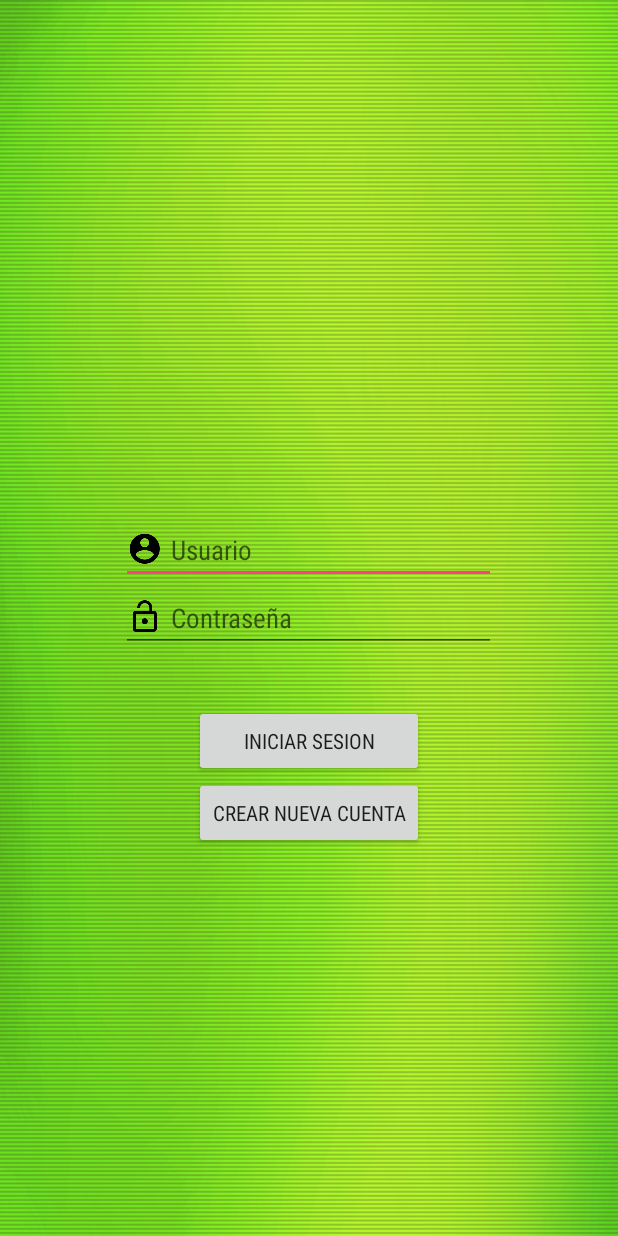
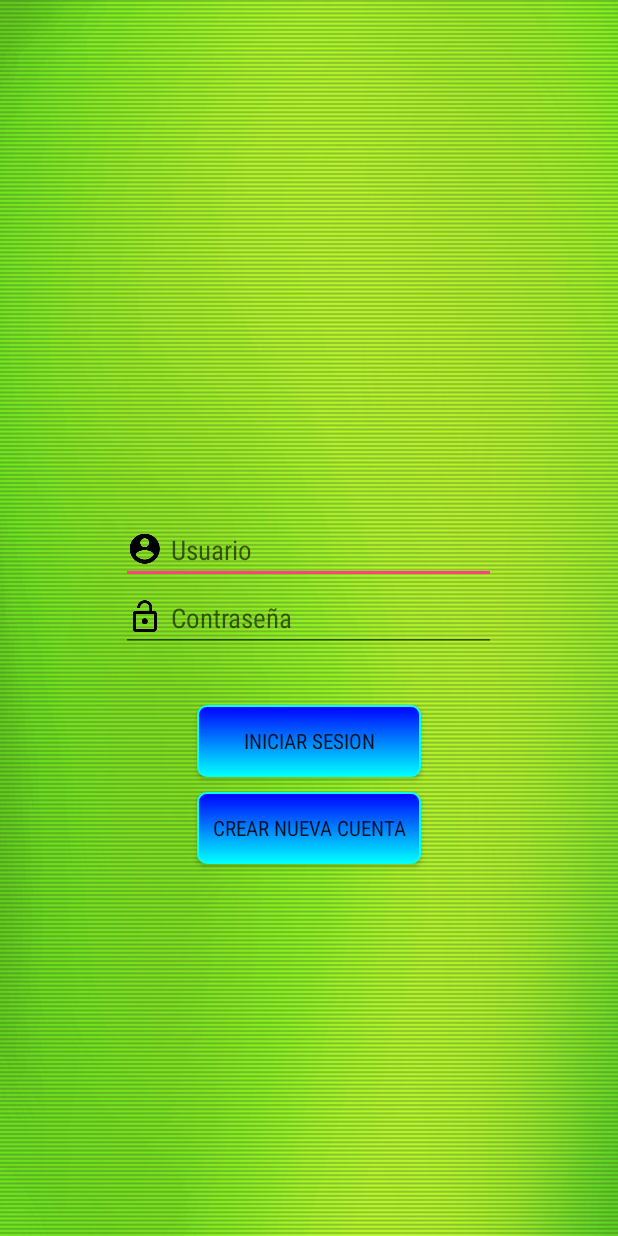
Before and after one commit to Daleier/Proyecto1EvaMobiles, an Android app: the screen it shows after launch (MainActivity), on a phone screen of 412 x 824 dp. Run offline under Robolectric (Android 15) with nearby library versions, the phone set to English and light mode, and no system bars.

Commit message:
Cambiado color botones login, nuevo usuario y edicion perfil

```diff
--- a/app/src/main/res/layout/activity_nuevo_usuario.xml
+++ b/app/src/main/res/layout/activity_nuevo_usuario.xml
@@ -64,5 +64,6 @@
         android:id="@+id/crear_usuario"
         android:layout_centerHorizontal="true"
         android:layout_below="@id/registro_subscripcion"
-        android:text="@string/registrar"/>
+        android:text="@string/registrar"
+        android:background="@drawable/button_background_blue"/>
 </RelativeLayout>
--- a/app/src/main/res/layout/edicion_perfil.xml
+++ b/app/src/main/res/layout/edicion_perfil.xml
@@ -95,5 +95,6 @@
         android:layout_height="wrap_content"        android:id="@+id/aceptar"
         android:text="@string/aceptar"
         android:layout_centerHorizontal="true"
-        android:layout_below="@id/subscripcion"/>
+        android:layout_below="@id/subscripcion"
+        android:background="@drawable/button_background_blue"/>
 </RelativeLayout>
--- a/app/src/main/res/layout/login.xml
+++ b/app/src/main/res/layout/login.xml
@@ -41,13 +41,16 @@
         android:layout_alignStart="@id/signup_button"
         android:layout_alignEnd="@id/signup_button"
         android:layout_alignLeft="@id/signup_button"
-        android:layout_alignRight="@id/signup_button"/>
+        android:layout_alignRight="@id/signup_button"
+        android:background="@drawable/button_background_blue"/>
 
     <Button
+        android:layout_marginTop="@dimen/padding_boton"
         android:layout_width="wrap_content"
         android:layout_height="wrap_content"
         android:id="@+id/signup_button"
         android:layout_below="@id/login_button"
         android:layout_centerHorizontal="true"
-        android:text="@string/crear_cuenta"/>
+        android:text="@string/crear_cuenta"
+        android:background="@drawable/button_background_blue"/>
 </RelativeLayout>
```
